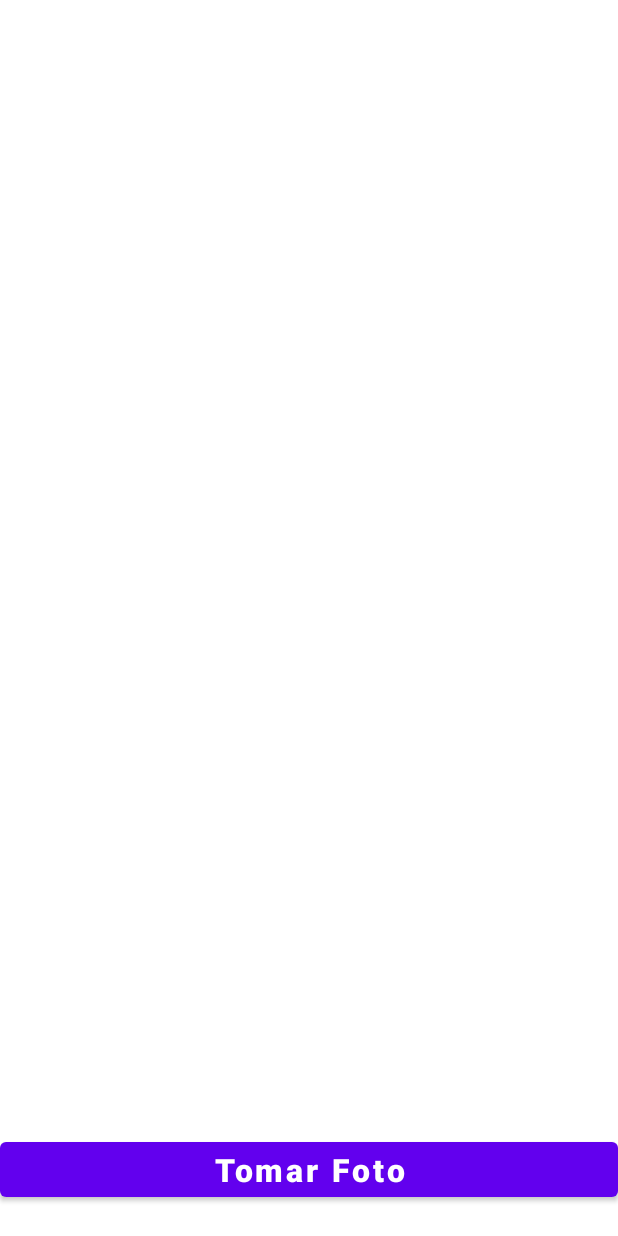
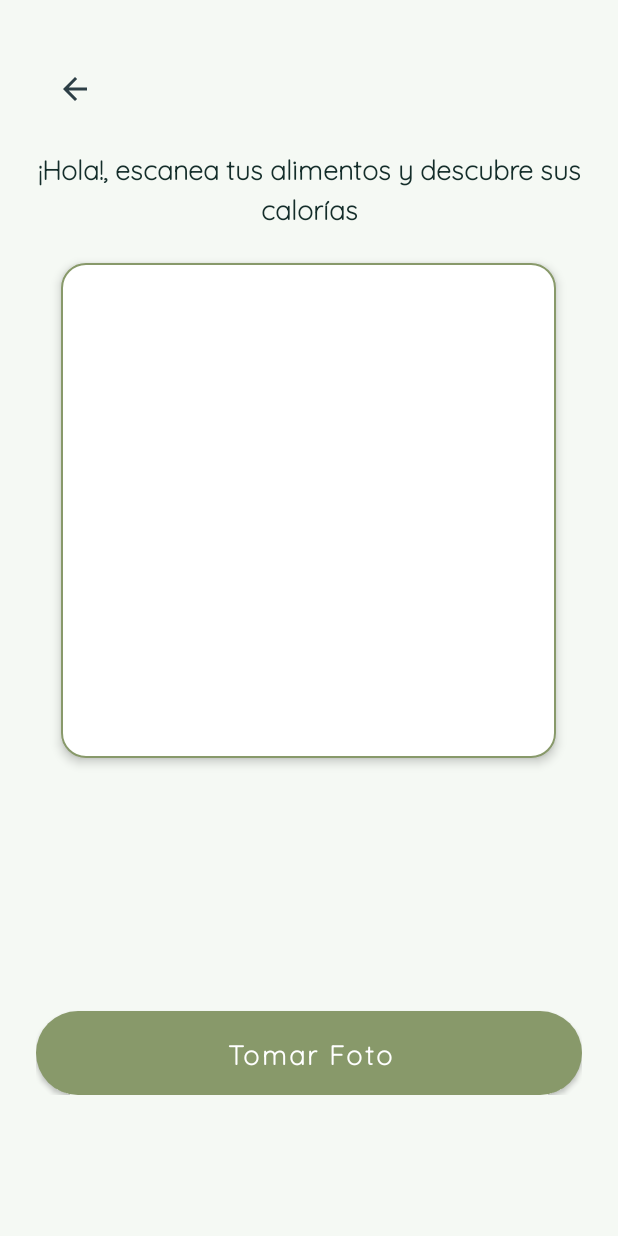
Before and after one commit to EstuadianteBarandiaran/san, an Android app: the Nutricion screen opened directly, with no data from a screen before it, on a phone screen of 412 x 824 dp. Run offline under Robolectric (Android 15) with nearby library versions, the phone set to English and light mode, and no system bars; libraries missing offline, so code that uses them is left out: org.tensorflow.lite; 1 statement that could not run was skipped.

Commit message:
cambios en estilos 2.0

```diff
--- a/mobile/src/main/java/com/example/san/Nutricion.kt
+++ b/mobile/src/main/java/com/example/san/Nutricion.kt
@@ -10,6 +10,7 @@ import android.os.Bundle
 import android.provider.MediaStore
 import android.util.Log
 import android.widget.Button
+import android.widget.ImageButton
 import android.widget.ImageView
 import android.widget.TextView
 import androidx.appcompat.app.AppCompatActivity
@@ -82,6 +83,12 @@ class Nutricion: AppCompatActivity() {
         caloriesText = findViewById(R.id.caloriesText)
         imageView = findViewById(R.id.imageView)
         picture = findViewById(R.id.btnregister)
+
+        // Botón de retroceso
+        val btnBack: ImageButton = findViewById(R.id.btnBack)
+        btnBack.setOnClickListener {
+            finish() // Simplemente cierra la actividad actual
+        }
 
         // Cargar modelo
         try {
@@ -162,14 +169,13 @@ class Nutricion: AppCompatActivity() {
                         displayName = displayNames[className] ?: className,
                         originalName = className,
                         confidence = confidences[i],
-                        classIndex = i  // Añadimos el índice para debug
+                        classIndex = i
                     ))
                 }
             }
             sortByDescending { it.confidence }
         }
 
-        // Debug: Mostrar confianzas completas
         Log.d("Classification", "Confianzas completas:")
         confidences.forEachIndexed { index, conf ->
             Log.d("Classification", "${modelClasses[index]}: ${"%.2f".format(conf)}")
@@ -218,7 +224,7 @@ class Nutricion: AppCompatActivity() {
         val displayName: String,
         val originalName: String,
         val confidence: Float,
-        val classIndex: Int = -1  // Para debug
+        val classIndex: Int = -1
     )
 
     override fun onActivityResult(requestCode: Int, resultCode: Int, data: Intent?) {
--- a/mobile/src/main/java/com/example/san/Perfil.java
+++ /dev/null
@@ -1,4 +0,0 @@
-package com.example.san;
-
-public class Perfil {
-}
--- /dev/null
+++ b/mobile/src/main/res/drawable/bg_button_rounded.xml
@@ -0,0 +1,4 @@
+<shape xmlns:android="http://schemas.android.com/apk/res/android">
+    <solid android:color="#88996A"/>
+    <corners android:radius="28dp"/>
+</shape>
--- /dev/null
+++ b/mobile/src/main/res/drawable/bg_image_rounded.xml
@@ -0,0 +1,8 @@
+<shape xmlns:android="http://schemas.android.com/apk/res/android"
+    android:shape="rectangle">
+    <corners android:radius="16dp" />
+    <solid android:color="#FFFFFF" />
+    <stroke
+        android:width="1dp"
+        android:color="#88996A" />
+</shape>
--- /dev/null
+++ b/mobile/src/main/res/drawable/bg_nav_bar.xml
@@ -0,0 +1,4 @@
+<shape xmlns:android="http://schemas.android.com/apk/res/android">
+    <solid android:color="#88996A"/>
+    <corners android:topLeftRadius="16dp" android:topRightRadius="16dp"/>
+</shape>
--- /dev/null
+++ b/mobile/src/main/res/drawable/ic_arrow_back.xml
@@ -0,0 +1,9 @@
+<vector xmlns:android="http://schemas.android.com/apk/res/android"
+    android:width="24dp"
+    android:height="24dp"
+    android:viewportWidth="24"
+    android:viewportHeight="24">
+    <path
+        android:fillColor="#000000"
+        android:pathData="M20,11H7.83l5.59,-5.59L12,4l-8,8 8,8 1.41,-1.41L7.83,13H20v-2z"/>
+</vector>
--- a/mobile/src/main/res/layout/activity_vista_camara.xml
+++ b/mobile/src/main/res/layout/activity_vista_camara.xml
@@ -4,66 +4,107 @@
     xmlns:tools="http://schemas.android.com/tools"
     android:layout_width="match_parent"
     android:layout_height="match_parent"
-    android:fillViewport="true">
+    android:fillViewport="true"
+    android:background="#F5F9F4">
 
     <RelativeLayout
         android:layout_width="match_parent"
         android:layout_height="wrap_content"
-        tools:context=".MainActivity">
+        tools:context=".Nutricion">
 
-        <Button
-            android:id="@+id/btnregister"
+        <!-- Flecha de retroceso -->
+        <ImageButton
+            android:id="@+id/btnBack"
+            android:layout_width="48dp"
+            android:layout_height="48dp"
+            android:layout_marginStart="26dp"
+            android:layout_marginTop="35dp"
+            android:background="?attr/selectableItemBackgroundBorderless"
+            android:src="@drawable/ic_arrow_back"
+            android:tint="#2d3f46"
+            android:contentDescription="Volver atrás" />
+
+        <!-- Contenedor principal -->
+        <LinearLayout
             android:layout_width="match_parent"
             android:layout_height="wrap_content"
-            android:layout_alignParentBottom="true"
-            android:layout_marginBottom="20dp"
-            android:text="Tomar Foto"
-            android:textAllCaps="false"
-            android:textSize="21sp"
-            android:textStyle="bold" />
+            android:layout_centerInParent="true"
+            android:orientation="vertical"
+            android:paddingHorizontal="24dp"
+            android:layout_below="@id/btnBack">
 
+            <!-- Nuevo TextView de bienvenida -->
+            <TextView
+                android:layout_width="match_parent"
+                android:layout_height="wrap_content"
+                android:layout_marginTop="16dp"
+                android:layout_marginBottom="24dp"
+                android:text="¡Hola!, escanea tus alimentos y descubre sus calorías"
+                android:textAlignment="center"
+                android:textColor="#142d2a"
+                android:textSize="18sp"
+                android:textStyle="bold"
+                android:fontFamily="@font/quicksand"
+                android:lineSpacingExtra="4sp"/>
+
+            <!-- Imagen y resto de elementos -->
             <ImageView
                 android:id="@+id/imageView"
-            android:layout_width="300dp"
-            android:layout_height="300dp"
-            android:layout_centerHorizontal="true"
-            android:layout_marginTop="20dp"
-            android:scaleType="centerCrop" />
+                android:layout_width="330dp"
+                android:layout_height="330dp"
+                android:layout_gravity="center_horizontal"
+                android:layout_marginBottom="24dp"
+                android:background="@drawable/bg_image_rounded"
+                android:scaleType="centerCrop"
+                android:elevation="4dp" />
 
+            <!-- Resto de tus elementos existentes... -->
             <TextView
                 android:id="@+id/result"
                 android:layout_width="wrap_content"
                 android:layout_height="wrap_content"
-            android:layout_below="@+id/imageView"
-            android:layout_centerHorizontal="true"
-            android:layout_marginTop="20dp"
-            android:text=""
-            android:textColor="#C30000"
-            android:textSize="18sp"
+                android:layout_gravity="center_horizontal"
+                android:layout_marginBottom="8dp"
+                android:fontFamily="@font/quicksand"
+                android:textColor="#2d3f46"
+                android:textSize="20sp"
                 android:textStyle="bold" />
 
             <TextView
                 android:id="@+id/confidence"
                 android:layout_width="wrap_content"
                 android:layout_height="wrap_content"
-            android:layout_below="@+id/result"
-            android:layout_centerHorizontal="true"
-            android:layout_marginTop="10dp"
-            android:text=""
-            android:textColor="#000000"
+                android:layout_gravity="center_horizontal"
+                android:layout_marginBottom="24dp"
+                android:fontFamily="@font/quicksand"
+                android:textColor="#88996A"
                 android:textSize="16sp" />
 
             <TextView
                 android:id="@+id/caloriesText"
                 android:layout_width="wrap_content"
                 android:layout_height="wrap_content"
-            android:layout_below="@+id/confidence"
-            android:layout_centerHorizontal="true"
-            android:layout_marginTop="20dp"
-            android:text=""
+                android:layout_gravity="center_horizontal"
+                android:layout_marginBottom="32dp"
+                android:fontFamily="@font/quicksand"
+                android:textStyle="bold"
                 android:textColor="#009688"
-            android:textSize="20sp"
-            android:textStyle="bold" />
+                android:textSize="22sp" />
 
+            <Button
+                android:id="@+id/btnregister"
+                android:layout_width="match_parent"
+                android:layout_height="56dp"
+                android:layout_gravity="center_horizontal"
+                android:background="@drawable/bg_button_rounded"
+                android:text="Tomar Foto"
+                android:textAllCaps="false"
+                android:textColor="#FFFFFF"
+                android:textSize="18sp"
+                android:textStyle="bold"
+                android:fontFamily="@font/quicksand"
+                android:elevation="4dp"
+                style="@style/Widget.San.Button"/>
+        </LinearLayout>
     </RelativeLayout>
 </ScrollView>
--- a/mobile/src/main/res/values/themes.xml
+++ b/mobile/src/main/res/values/themes.xml
@@ -11,5 +11,16 @@
         <!-- Status bar color. -->
         <item name="android:statusBarColor">?attr/colorPrimaryVariant</item>
         <!-- Customize your theme here. -->
+        <item name="android:navigationBarColor">@android:color/transparent</item>
+        <item name="android:windowTranslucentNavigation">true</item>
     </style>
+
+    <!-- Estilo personalizado para botones -->
+    <style name="Widget.San.Button" parent="Widget.MaterialComponents.Button">
+        <item name="android:background">@drawable/bg_button_rounded</item>
+        <item name="android:textColor">@android:color/white</item>
+        <item name="backgroundTint">@null</item> <!-- Elimina el color morado -->
+        <item name="cornerRadius">28dp</item>
+    </style>
+
 </resources>
```
Also changed, not shown: mobile/src/main/AndroidManifest.xml (+41 -27 lines), mobile/src/main/java/com/example/san/HistorialCalorias.kt (added, +38 -0 lines), mobile/src/main/java/com/example/san/Perfil.kt (added, +74 -0 lines), mobile/src/main/java/com/example/san/RegistroPersonal.kt (+8 -7 lines), mobile/src/main/java/com/example/san/adapter/CaloriasAdapter.kt (added, +31 -0 lines), mobile/src/main/java/com/example/san/model/User.kt (+7 -7 lines), mobile/src/main/java/com/example/san/viewmodel/AuthViewModel.kt (+43 -0 lines), mobile/src/main/res/layout/activity_historial_calorias.xml (added, +23 -0 lines), mobile/src/main/res/layout/activity_home.xml (+36 -25 lines), mobile/src/main/res/layout/activity_perfil.xml (added, +67 -0 lines), mobile/src/main/res/layout/item_calorias.xml (added, +23 -0 lines). Lines whose indentation alone changed are shown as unchanged.
